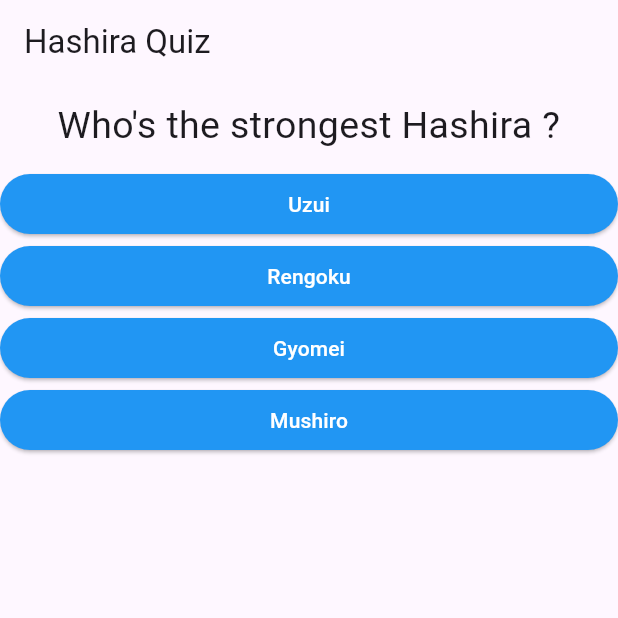
After one commit to flexxy-07/Fluttering, a Flutter app: the screen it shows after launch, on a phone screen of 412 x 824 dp, the top half of it. The commit adds this screen. Run offline on Flutter 3.47's test engine with Material 3 defaults, Android fonts, the phone set to English and light mode, and no system bars.

Commit message:
Splitted the widget into multiple widgets

```diff
--- a/lib/main.dart
+++ b/lib/main.dart
@@ -1,6 +1,6 @@
-import 'package:first_app/answer.dart';
-import 'package:first_app/question.dart';
+import 'package:first_app/result.dart';
 import 'package:flutter/material.dart';
+import './quiz.dart';
 
 void main() => runApp(MyApp());
 
@@ -21,7 +21,7 @@ class _MyAppState extends State<MyApp> {
 
   @override
   Widget build(BuildContext context) {
-    const questions = [
+    const _questions = [
       {
         'question': 'Who\'s the strongest Hashira ?',
         'answers': ['Uzui', 'Rengoku', 'Gyomei', 'Mushiro'],
@@ -39,16 +39,13 @@ class _MyAppState extends State<MyApp> {
     return MaterialApp(
       home: Scaffold(
         appBar: AppBar(title: Text('Hashira Quiz')),
-        body: _questionIndex < questions.length
-            ? Column(
-                children: <Widget>[
-                  Question(questions[_questionIndex]['question'] as String),
-                  ...(questions[_questionIndex]['answers'] as List<String>)
-                      .map((answer) => Answer(_answerQuestion, answer))
-                      .toList(),
-                ],
+        body: _questionIndex < _questions.length
+            ? Quiz(
+                answerQuestion: _answerQuestion,
+                questions: _questions,
+                questionIndex: _questionIndex,
               )
-            : Center(child: Text('We blew through the questions!')),
+            : Result(),
       ),
     );
   }
--- /dev/null
+++ b/lib/quiz.dart
@@ -0,0 +1,22 @@
+import 'package:flutter/material.dart';
+import './question.dart';
+import './answer.dart';
+
+class Quiz extends StatelessWidget {
+  final List<Map<String, Object>> questions;
+  final Function answerQuestion;
+  final int questionIndex;
+
+  Quiz({required this.answerQuestion, required this.questions, required this.questionIndex});
+  @override
+  Widget build(BuildContext context) {
+    return Column(
+      children: <Widget>[
+        Question(questions[questionIndex]['question'] as String),
+        ...(questions[questionIndex]['answers'] as List<String>)
+            .map((answer) => Answer(answerQuestion, answer))
+            .toList(),
+      ],
+    );
+  }
+}
--- /dev/null
+++ b/lib/result.dart
@@ -0,0 +1,8 @@
+import 'package:flutter/material.dart';
+
+class Result extends StatelessWidget {
+  @override
+  Widget build(BuildContext context) {
+    return Center(child: Text('We blew through the questions!'));
+  }
+}
```
